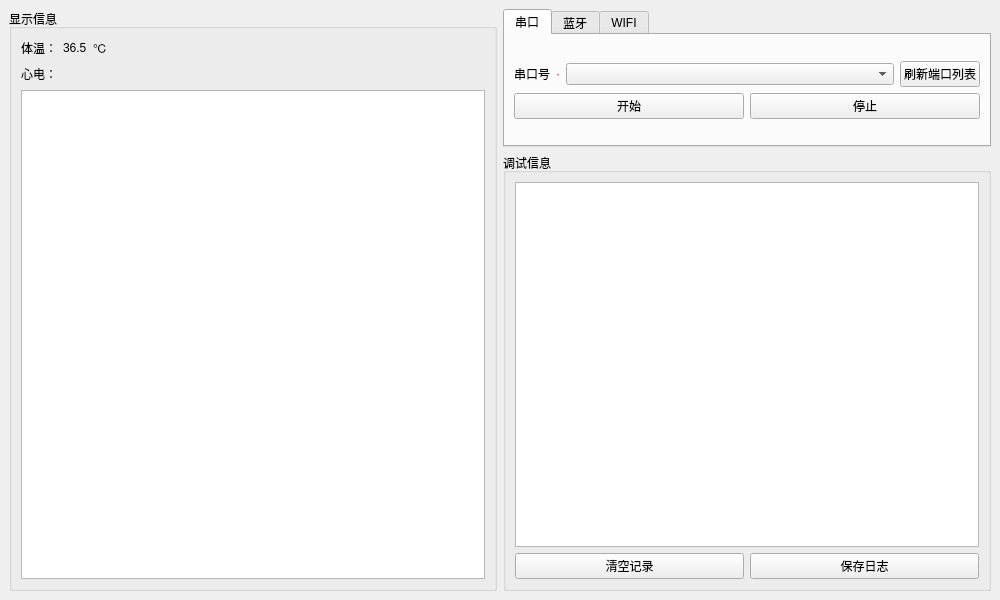
Old version of the form mainwindow.ui in the repository Pylogmon/Heart.
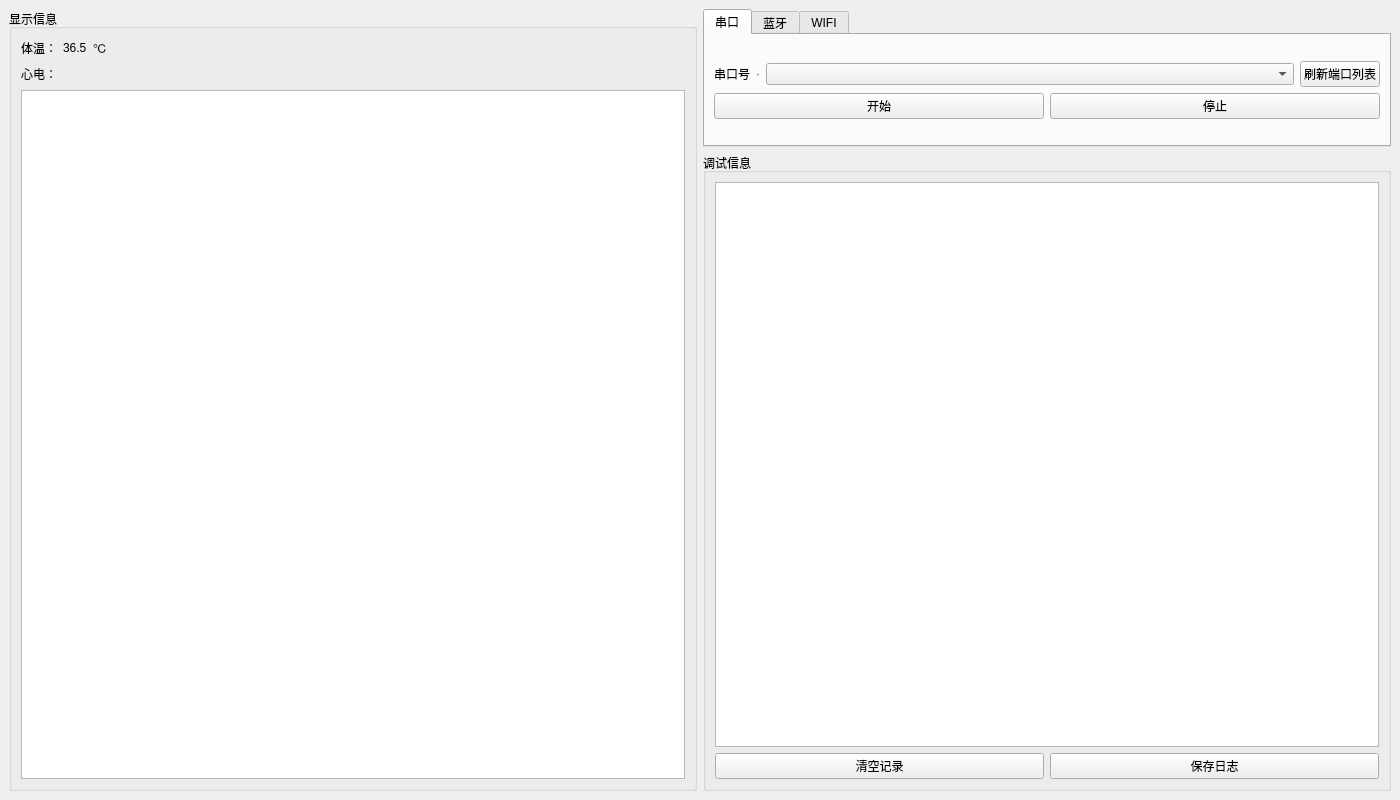
New version of the form.

Commit message: 添加linux下获取串口权限

```diff
--- a/mainwindow.ui
+++ b/mainwindow.ui
@@ -6,8 +6,8 @@
    <rect>
     <x>0</x>
     <y>0</y>
-    <width>1000</width>
-    <height>600</height>
+    <width>1400</width>
+    <height>800</height>
    </rect>
   </property>
   <property name="windowTitle">
```
The commit also changes 2 other files.
